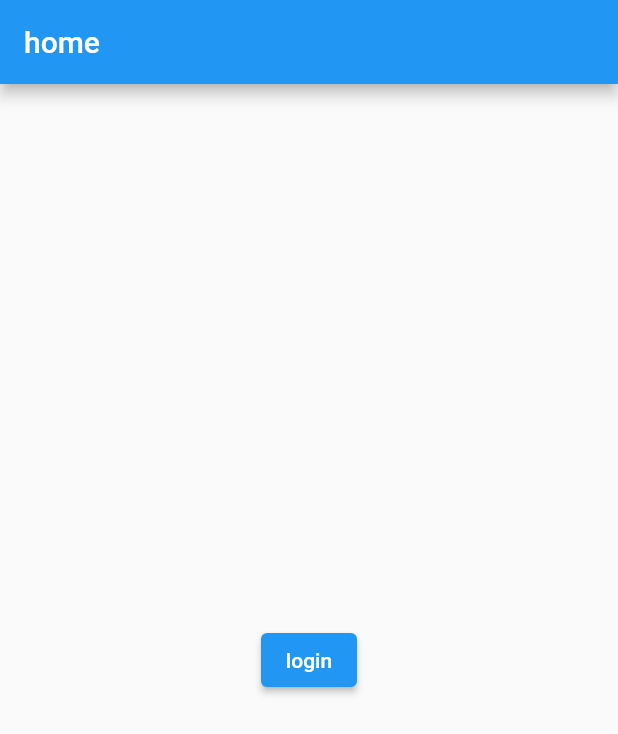
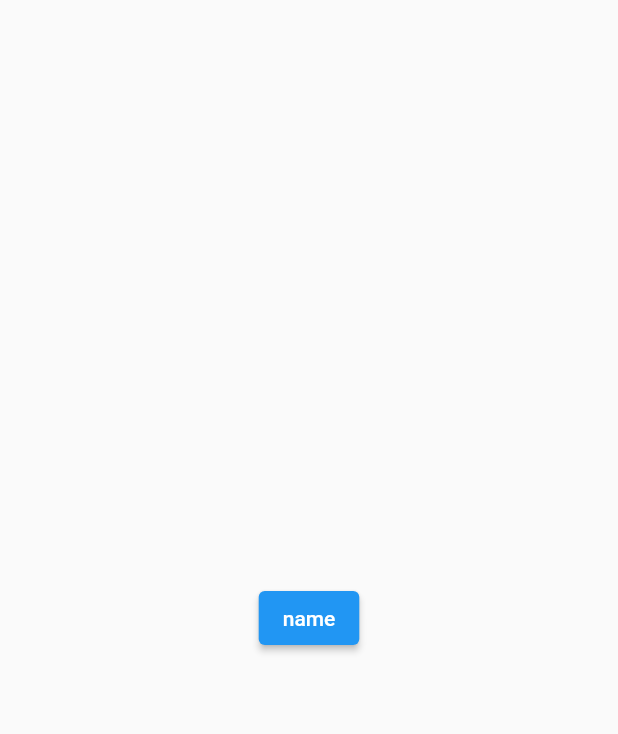
Before and after one commit to zhuguoqiang/github_client_app, a Flutter app: the screen it shows after launch, after a tap on "login", on a phone screen of 412 x 824 dp. Shown: the top 734 px of the screen. Run offline on Flutter 3.47's test engine with Material 2 defaults, Android fonts, the phone set to English and light mode, and no system bars; our stand-ins replace dio, shared_preferences.

Commit message:
add Provider and loginRoute

```diff
--- a/lib/main.dart
+++ b/lib/main.dart
@@ -1,11 +1,13 @@
-import 'dart:math';
-
 import 'package:flutter/material.dart';
 import 'package:github_client_app/common/Global.dart';
+import 'package:github_client_app/models/locale_model.dart';
+import 'package:github_client_app/models/theme_model.dart';
+import 'package:github_client_app/models/user_model.dart';
 import 'package:github_client_app/routers/home_page.dart';
+import 'package:github_client_app/routers/login_page.dart';
+import 'package:provider/provider.dart';
 
 void main() {
-  ;
   Global.init().then((e) => runApp(const MyApp()));
 }
 
@@ -15,6 +17,27 @@ class MyApp extends StatelessWidget {
   // This widget is the root of your application.
   @override
   Widget build(BuildContext context) {
+    return MultiProvider(
+      providers: [
+        ChangeNotifierProvider(create: (_) => ThemeModel()),
+        ChangeNotifierProvider(create: (_) => UserModel()),
+        ChangeNotifierProvider(create: (_) => LocaleModel()),
+      ],
+      child: Consumer2<ThemeModel, LocaleModel>(
+        builder: (context, themeModel, localModel, child) {
+          return MaterialApp(
+            theme: ThemeData(
+                // primarySwatch: themeModel.theme,
+                ),
+            home: HomeRoute(),
+            routes: <String, WidgetBuilder>{
+              "login": (context) => LoginRoute(),
+            },
+          );
+        },
+      ),
+    );
+    /**
     return MaterialApp(
       title: 'Flutter Demo',
       theme: ThemeData(
@@ -32,6 +55,7 @@ class MyApp extends StatelessWidget {
       // home: const MyHomePage(title: 'Flutter Demo Home Page'),
       home: HomeRoute(),
     );
+    */
   }
 }
 
--- /dev/null
+++ b/lib/routers/login_page.dart
@@ -0,0 +1,24 @@
+import 'package:flutter/material.dart';
+
+class LoginRoute extends StatefulWidget {
+  @override
+  _LoginRouteState createState() {
+    // TODO: implement createState
+    return _LoginRouteState();
+  }
+}
+
+class _LoginRouteState extends State<LoginRoute> {
+  @override
+  Widget build(BuildContext context) {
+    // TODO: implement build
+    return Scaffold(
+      body: Center(
+        child: ElevatedButton(
+          child: Text("name"),
+          onPressed: () => Navigator.of(context).pop(),
+        ),
+      ),
+    );
+  }
+}
--- a/pubspec.yaml
+++ b/pubspec.yaml
@@ -38,6 +38,7 @@ dependencies:
   shared_preferences: ^2.1.1
   json_annotation: ^4.4.0
   dio: ^5.1.2
+  provider: ^6.0.1
 dev_dependencies:
   flutter_test:
     sdk: flutter
```
